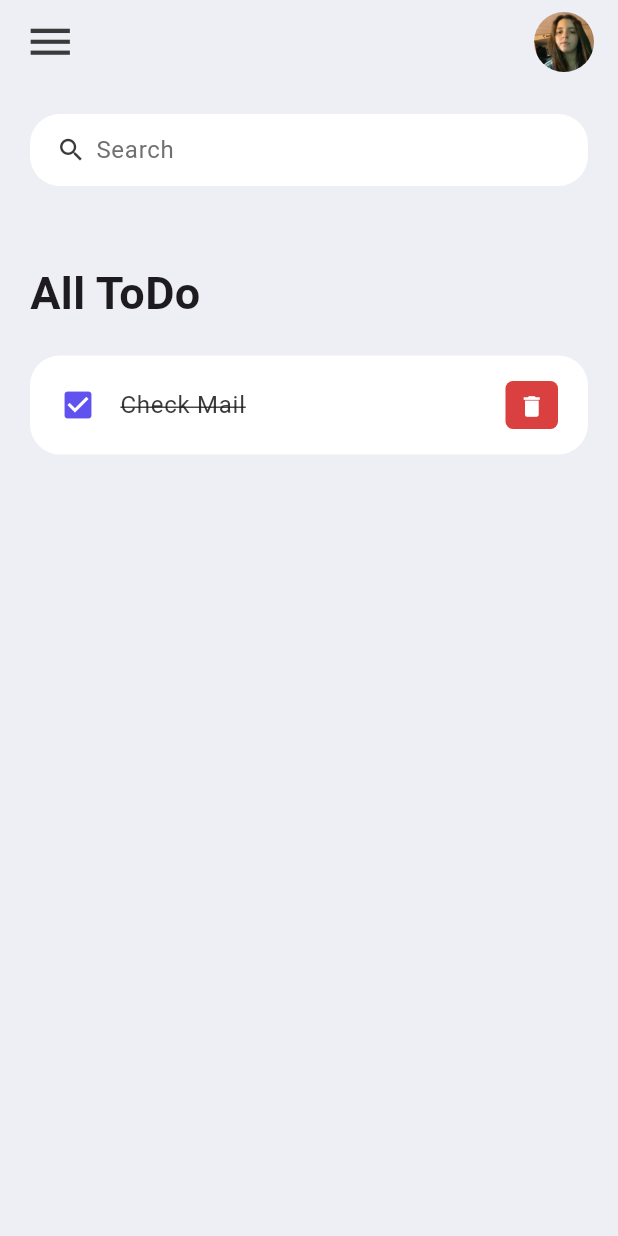
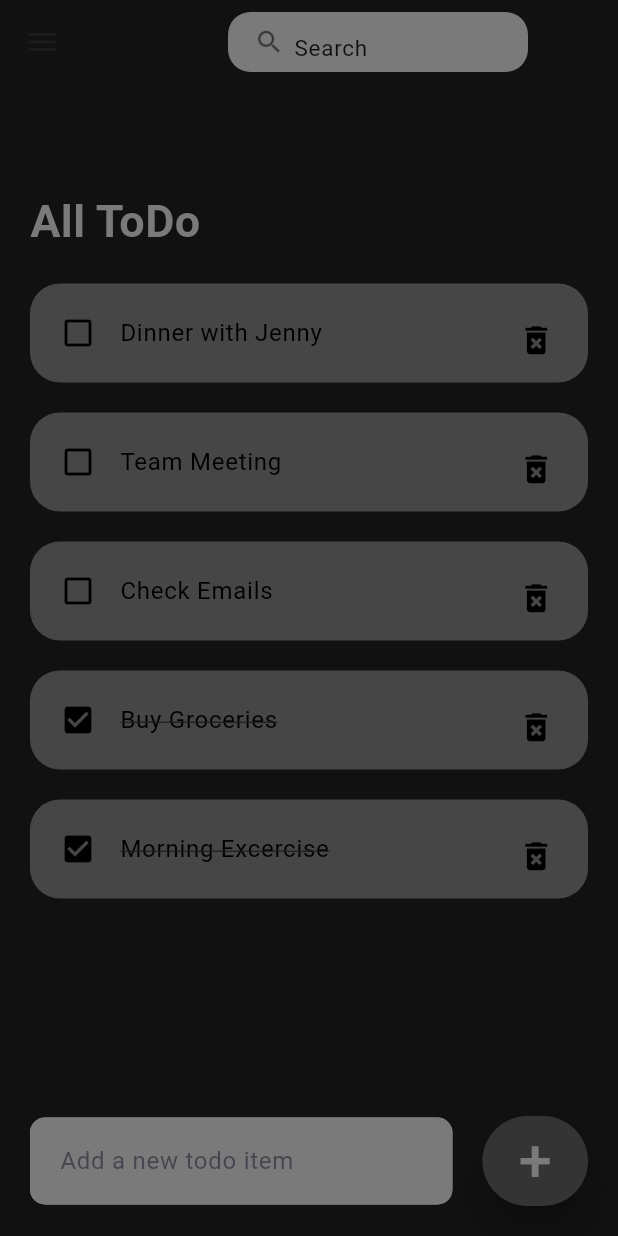
Before and after one commit to saraverdigi3/ToDoApp, a Flutter app: the screen it shows after launch, on a phone screen of 412 x 824 dp. Run offline on Flutter 3.47's test engine with Material 3 defaults, Android fonts, the phone set to English and light mode, and no system bars.

Commit message:
aggiunte funzioni add, search e delete

```diff
--- a/lib/constants/colors.dart
+++ b/lib/constants/colors.dart
@@ -4,4 +4,4 @@ const Color tdRed = Color(0xFFDA4040);
 const Color tdBlue = Color(0xFF5F52EE);
 const Color tdBlack = Color(0xFF3A3A3A);
 const Color tdGrey = Color(0xFF717171);
-const Color tdBGColor = Color(0xFFEEEFF5);
+const Color tdBGColor = Color(0xFF111111);
--- a/lib/main.dart
+++ b/lib/main.dart
@@ -11,7 +11,7 @@ class MyApp extends StatelessWidget {
   // This widget is the root of your application.
   @override
   Widget build(BuildContext context) {
-    return const MaterialApp(
+    return  MaterialApp(
       debugShowCheckedModeBanner: false,
       title: 'ToDo App',
       home: Home(),
--- /dev/null
+++ b/lib/model/todoModel.dart
@@ -0,0 +1,21 @@
+class ToDo{
+  String? id;
+  String? todoText;
+  bool isDone;
+
+  ToDo({
+    required this.id,
+    required this.todoText,
+    this.isDone = false
+});
+
+  static List<ToDo> todoList(){
+    return[
+      ToDo(id: '01', todoText: 'Morning Excercise', isDone: true),
+      ToDo(id: '02', todoText: 'Buy Groceries', isDone: true),
+      ToDo(id: '03', todoText: 'Check Emails'),
+      ToDo(id: '04', todoText: 'Team Meeting'),
+      ToDo(id: '05', todoText: 'Dinner with Jenny'),
+    ];
+  }
+}
--- a/lib/pages/home.dart
+++ b/lib/pages/home.dart
@@ -1,21 +1,41 @@
 import 'package:flutter/cupertino.dart';
+import 'package:to_do_app/model/todoModel.dart';
 import 'package:flutter/material.dart';
 import 'package:to_do_app/constants/colors.dart';
 import 'package:to_do_app/widgets/todo_item.dart';
 
-class Home extends StatelessWidget {
-  const Home({super.key});
+class Home extends StatefulWidget {
+  Home({super.key});
+
+  @override
+  State<Home> createState() => _HomeState();
+}
+
+class _HomeState extends State<Home> {
+  final todosList = ToDo.todoList();
+  final _todoController = TextEditingController();
+  List<ToDo> _foundToDo = [];
+
+  @override
+  void initState() {
+    // TODO: implement initState
+    _foundToDo = todosList;
+    super.initState();
+  }
 
   @override
   Widget build(BuildContext context) {
     return Scaffold(
-      backgroundColor: tdBGColor,
+      backgroundColor: Color(0xFF111111),
       appBar: _buildAppBar(),
-      body: Container(
+      drawer: _buildDrawer(), // Aggiungi il Drawer qui
+      body: Stack(
+        children: [
+          Container(
             padding: EdgeInsets.symmetric(horizontal: 20, vertical: 20),
             child: Column(
               children: [
-            searchBox(),
+                //searchBox(),
                 Expanded(
                   child: ListView(
                     children: [
@@ -23,52 +43,139 @@ class Home extends StatelessWidget {
                         margin: EdgeInsets.only(top: 50, bottom: 20),
                         child: Text(
                           'All ToDo',
-                      style: TextStyle(fontWeight: FontWeight.bold, fontSize: 30),
+                          style: TextStyle(
+                              fontWeight: FontWeight.bold,
+                              fontSize: 30,
+                              color: Color(0xFF7a7a7a)),
                         ),
                       ),
-                  TodoItem()
+                      for (ToDo todoo in _foundToDo.reversed)
+                        TodoItem(
+                          todo: todoo,
+                          onToDoChanged: _handleToDoChange,
+                          onDeleteItem: _deleteToDoItem,
+                        ),
                     ],
                   ),
                 )
               ],
             ),
           ),
+          Align(
+            alignment: Alignment.bottomCenter,
+            child: Row(
+              children: [
+                Expanded(
+                  child: Container(
+                    margin:
+                    const EdgeInsets.only(bottom: 20, right: 20, left: 20),
+                    padding: EdgeInsets.symmetric(horizontal: 20, vertical: 5),
+                    decoration: BoxDecoration(
+                      color: Color(0xFF7a7a7a),
+                      boxShadow: [
+                        BoxShadow(
+                          color: Colors.grey,
+                          offset: Offset(0.0, 0.0),
+
+                          //blurRadius: 10,
+                          spreadRadius: 0,
+                        ),
+                      ],
+                      borderRadius: BorderRadius.circular(10),
+                    ),
+                    child: TextField(
+                      controller: _todoController,
+                      decoration: InputDecoration(
+                          hintText: 'Add a new todo item',
+                          border: InputBorder.none),
+                    ),
+                  ),
+                ),
+                Container(
+                  margin: EdgeInsets.only(bottom: 20, right: 20),
+                  child: ElevatedButton(
+                    child: Text(
+                      '+',
+                      style: TextStyle(fontSize: 40, color: Color(0xFF7a7a7a)),
+                    ),
+                    onPressed: () {
+                      _addToDoItem(_todoController.text);
+                    },
+                    style: ElevatedButton.styleFrom(
+                      backgroundColor: Color(0xFF343434),
+                      minimumSize: Size(60, 60),
+                      elevation: 10,
+                    ),
+                  ),
+                )
+              ],
+            ),
+          )
+        ],
+      ),
     );
   }
+
+  void _handleToDoChange(ToDo todo) {
+    setState(() {
+      todo.isDone = !todo.isDone;
+    });
+  }
+
+  void _deleteToDoItem(String id) {
+    setState(() {
+      todosList.removeWhere((item) => item.id == id);
+    });
+  }
+
+  void _addToDoItem(String toDo) {
+    setState(() {
+      todosList.add(ToDo(
+          id: DateTime
+              .now()
+              .microsecondsSinceEpoch
+              .toString(),
+          todoText: toDo));
+    });
+    _todoController.clear();
+  }
+
+  void _runFilter(String enteredKeyword) {
+    List<ToDo> results = [];
+    if (enteredKeyword.isEmpty) {
+      results = todosList;
+    } else {
+      results = todosList
+          .where((item) =>
+          item.todoText!
+              .toLowerCase()
+              .contains(enteredKeyword.toLowerCase()))
+          .toList();
+    }
+    setState(() {
+      _foundToDo = results;
+    });
   }
 
   AppBar _buildAppBar() {
     return AppBar(
-      backgroundColor: tdBGColor,
+      backgroundColor: Color(0xFF111111),
       elevation: 0,
       title: Row(
-        mainAxisAlignment: MainAxisAlignment.spaceBetween,
         children: [
-          Icon(
-            Icons.menu,
-            color: tdBlack,
-            size: 35,
-          ),
-          Container(
+          SizedBox(width: 80), // Spazio tra l'icona del menu e la search bar
+          SizedBox(
+            width: 200,
             height: 40,
-            width: 40,
-            child: ClipRRect(
-              borderRadius: BorderRadius.circular(20),
-              child: Image.asset('images/FotoMe.jpg'),
-            ),
-          ),
-        ],
-      ));
-}
 
-Widget searchBox() {
-  return Container(
+            child: Container(
               padding: EdgeInsets.symmetric(horizontal: 15),
               decoration: BoxDecoration(
-      color: Colors.white,
-      borderRadius: BorderRadius.circular(20),
+                color: Color(0xFF7a7a7a),
+                borderRadius: BorderRadius.circular(15),
               ),
               child: TextField(
+                onChanged: (value) => _runFilter(value),
                 decoration: InputDecoration(
                   contentPadding: EdgeInsets.all(0),
                   prefixIcon: Icon(
@@ -76,10 +183,62 @@ Widget searchBox() {
                     color: tdBlack,
                     size: 20,
                   ),
-          prefixIconConstraints: BoxConstraints(maxHeight: 20, minWidth: 25),
+                  prefixIconConstraints: BoxConstraints(
+                      maxHeight: 20, minWidth: 25),
                   border: InputBorder.none,
                   hintText: 'Search',
-          hintStyle: TextStyle(color: tdGrey)),
+                  hintStyle: TextStyle(color: Colors.black87, fontSize: 15),
+                ),
+              ),
+            ),
+          ),
+        ],
       ),
     );
   }
+
+  Drawer _buildDrawer() {
+    return Drawer(
+      child: ListView(
+        padding: EdgeInsets.zero,
+        children: <Widget>[
+          DrawerHeader(
+            decoration: BoxDecoration(
+              color: Color(0xFF111111),
+            ),
+            child: Text(
+              'Menu',
+              style: TextStyle(
+                color: Color(0xFF7a7a7a),
+                fontSize: 24,
+              ),
+            ),
+          ),
+          ListTile(
+            leading: Icon(Icons.home),
+            title: Text('Home'),
+            onTap: () {
+              Navigator.pop(context);
+            },
+          ),
+          ListTile(
+            leading: Icon(Icons.settings),
+            title: Text('Settings'),
+            onTap: () {
+              Navigator.pop(context);
+              // Aggiungi qui la navigazione alle impostazioni
+            },
+          ),
+          ListTile(
+            leading: Icon(Icons.logout),
+            title: Text('Logout'),
+            onTap: () {
+              Navigator.pop(context);
+              // Aggiungi qui la logica di logout
+            },
+          ),
+        ],
+      ),
+    );
+  }
+}
--- a/lib/widgets/todo_item.dart
+++ b/lib/widgets/todo_item.dart
@@ -1,30 +1,39 @@
 import '../constants/colors.dart';
 import 'package:flutter/material.dart';
 import 'package:to_do_app/constants/colors.dart';
+import '../model/todoModel.dart';
 
 class TodoItem extends StatelessWidget {
-  const TodoItem({super.key});
+  final ToDo todo;
+  final onToDoChanged;
+  final onDeleteItem;
+  const TodoItem({super.key, required this.todo, required this.onDeleteItem, required this.onToDoChanged});
 
   @override
   Widget build(BuildContext context) {
     return Container(
+      margin: EdgeInsets.only(bottom: 20),
       child: ListTile(
-        onTap: () {},
+        onTap: () {
+          //print('Clicked on ToDo item');
+          onToDoChanged(todo);
+        },
+
         shape: RoundedRectangleBorder(
           borderRadius: BorderRadius.circular(20),
         ),
         contentPadding: EdgeInsets.symmetric(horizontal: 20, vertical: 5),
-        tileColor: Colors.white,
+        tileColor: Color(0xFF464646),
         leading: Icon(
-          Icons.check_box,
-          color: tdBlue,
+          todo.isDone ? Icons.check_box : Icons.check_box_outline_blank,
+          color: Color(0xFF000000),
         ),
         title: Text(
-          'Check Mail',
+          todo.todoText!,
           style: TextStyle(
               fontSize: 16,
-              color: tdBlack,
-              decoration: TextDecoration.lineThrough),
+              color: Color(0xFF000000),
+              decoration: todo.isDone? TextDecoration.lineThrough : null),
         ),
         trailing: Container(
           padding: EdgeInsets.all(0),
@@ -32,14 +41,16 @@ class TodoItem extends StatelessWidget {
           height: 35,
           width: 35,
           decoration: BoxDecoration(
-            color: tdRed,
+            color: Color(0xFF464646),
             borderRadius: BorderRadius.circular(5)
           ),
           child: IconButton(
-            onPressed: (){},
-            color: Colors.white,
-            iconSize: 18,
-            icon: Icon(Icons.delete),
+            onPressed: (){
+              onDeleteItem(todo.id);
+            },
+            color: Color(0xFF000000),
+            iconSize: 25,
+            icon: Icon(Icons.delete_forever),
 
           ),
         ),
```
Lines whose indentation alone changed are shown as unchanged.
